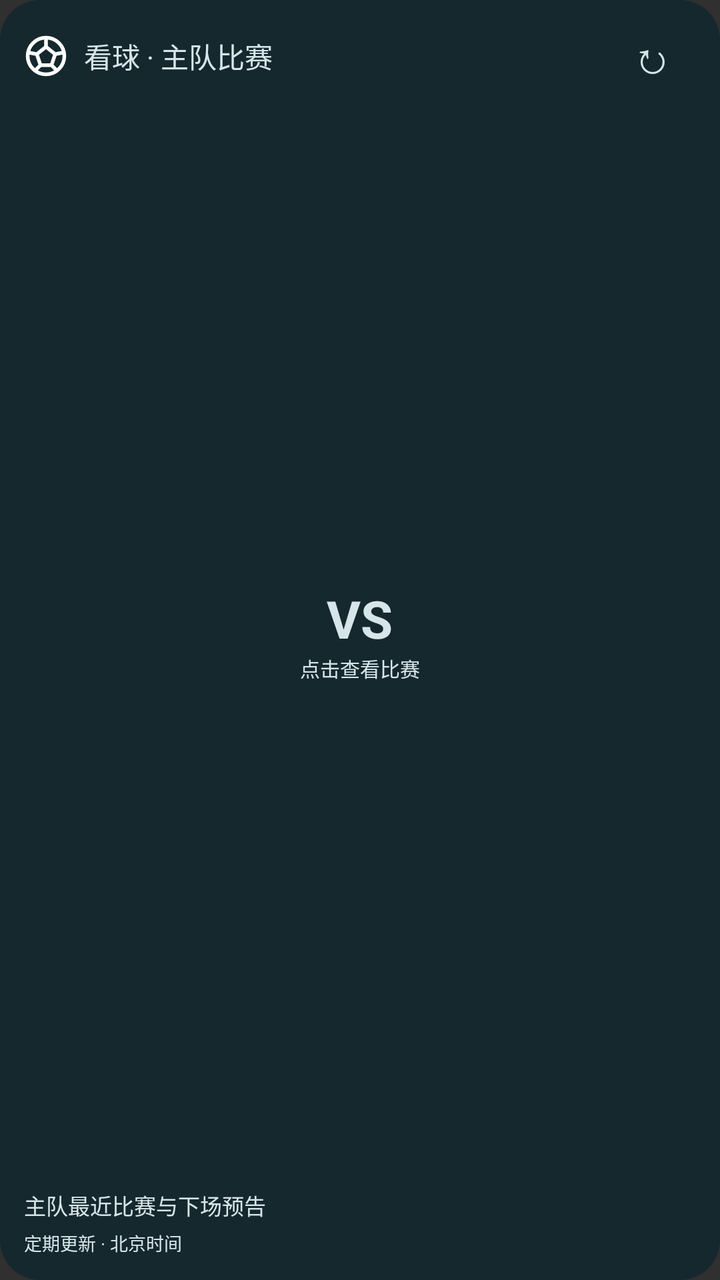
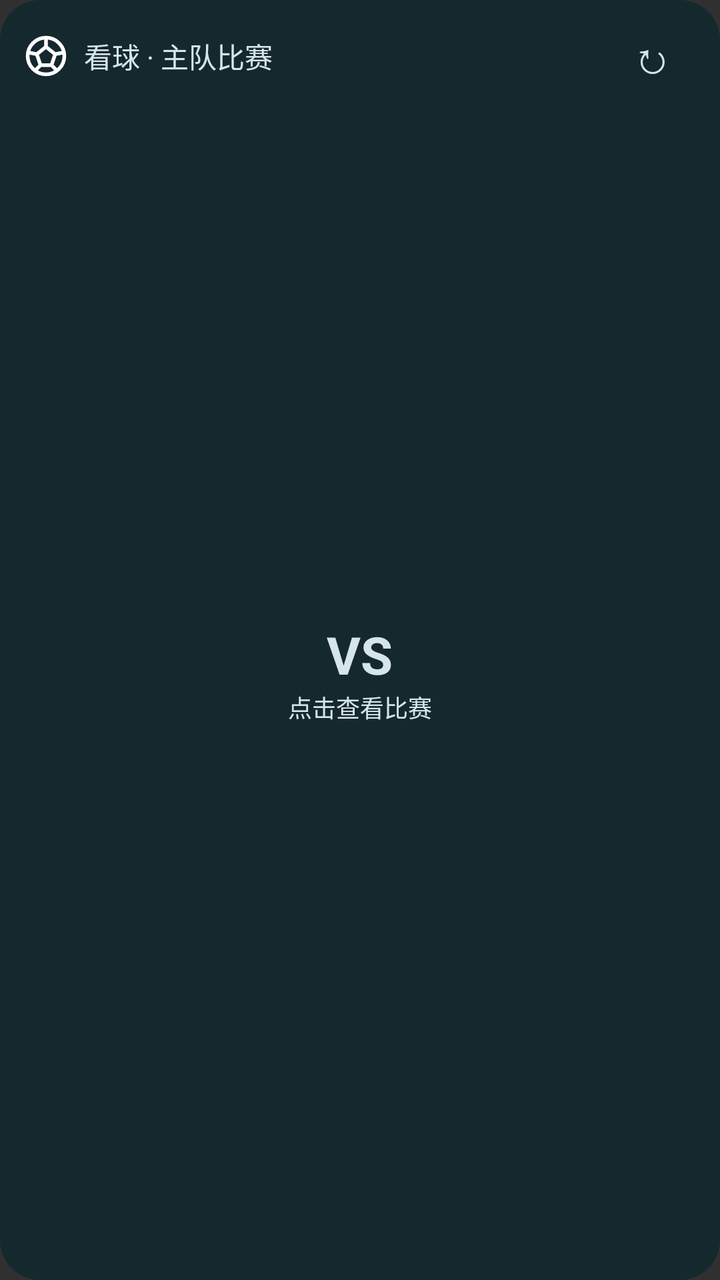

Compare the two renders of this Android layout. The source of the first and the diff that turns it into the second are given below.
<!-- AndroidManifest.xml: application theme android:Theme.Material.NoActionBar -->
<!-- res/layout/match_widget.xml -->
<LinearLayout xmlns:android="http://schemas.android.com/apk/res/android" android:id="@+id/widget_root" android:layout_width="match_parent" android:layout_height="match_parent" android:orientation="vertical" android:padding="12dp" android:background="@drawable/widget_dark">
 <LinearLayout android:layout_width="match_parent" android:layout_height="32dp" android:gravity="center_vertical"><ImageView android:id="@+id/widget_badge" android:layout_width="22dp" android:layout_height="22dp" android:scaleType="fitCenter" android:src="@drawable/notification_ball" android:contentDescription="主队队徽"/><TextView android:id="@+id/widget_title" android:layout_width="wrap_content" android:layout_height="wrap_content" android:textSize="14sp" android:textColor="#D6E5E9" android:maxLines="1" android:ellipsize="end" android:layout_weight="1" android:layout_marginStart="8dp" android:text="看球 · 主队比赛"/><TextView android:id="@+id/widget_refresh" android:layout_width="wrap_content" android:layout_height="wrap_content" android:textSize="22sp" android:textColor="#D6E5E9" android:maxLines="1" android:ellipsize="end" android:text="↻" android:gravity="center" android:minWidth="44dp" android:minHeight="32dp" android:contentDescription="刷新小组件"/></LinearLayout>
 <LinearLayout android:layout_width="match_parent" android:layout_height="0dp" android:layout_weight="1" android:gravity="center_vertical">
 <LinearLayout android:layout_width="0dp" android:layout_weight="1" android:layout_height="wrap_content" android:orientation="vertical" android:gravity="center"><ImageView android:id="@+id/widget_home_logo" android:layout_width="28dp" android:layout_height="28dp" android:scaleType="fitCenter" android:contentDescription="主队队徽"/><TextView android:id="@+id/widget_home" android:layout_width="wrap_content" android:layout_height="wrap_content" android:textSize="12sp" android:textColor="#D6E5E9" android:maxLines="1" android:ellipsize="end" android:layout_marginTop="3dp"/></LinearLayout><LinearLayout android:layout_width="0dp" android:layout_weight="1.2" android:layout_height="wrap_content" android:orientation="vertical" android:gravity="center"><TextView android:id="@+id/widget_score" android:layout_width="wrap_content" android:layout_height="wrap_content" android:textSize="26sp" android:textColor="#D6E5E9" android:maxLines="1" android:ellipsize="end" android:text="VS" android:textStyle="bold"/><TextView android:id="@+id/widget_status" android:layout_width="wrap_content" android:layout_height="wrap_content" android:textSize="10sp" android:textColor="#D6E5E9" android:maxLines="1" android:ellipsize="end" android:text="点击查看比赛"/></LinearLayout><LinearLayout android:layout_width="0dp" android:layout_weight="1" android:layout_height="wrap_content" android:orientation="vertical" android:gravity="center"><ImageView android:id="@+id/widget_away_logo" android:layout_width="28dp" android:layout_height="28dp" android:scaleType="fitCenter" android:contentDescription="客队队徽"/><TextView android:id="@+id/widget_away" android:layout_width="wrap_content" android:layout_height="wrap_content" android:textSize="12sp" android:textColor="#D6E5E9" android:maxLines="1" android:ellipsize="end" android:layout_marginTop="3dp"/></LinearLayout>
 </LinearLayout><TextView android:id="@+id/widget_next" android:layout_width="wrap_content" android:layout_height="wrap_content" android:textSize="11sp" android:textColor="#D6E5E9" android:maxLines="1" android:ellipsize="end" android:layout_marginTop="5dp" android:text="主队最近比赛与下场预告"/><TextView android:id="@+id/widget_updated" android:layout_width="wrap_content" android:layout_height="wrap_content" android:textSize="9sp" android:textColor="#D6E5E9" android:maxLines="1" android:ellipsize="end" android:layout_marginTop="4dp" android:text="定期更新 · 北京时间"/>
</LinearLayout>
<!-- resources referenced by this layout -->
<resources>
  <!-- drawable notification_ball (drawable) -->
  <vector xmlns:android="http://schemas.android.com/apk/res/android" android:width="24dp" android:height="24dp" android:viewportWidth="24" android:viewportHeight="24"><path android:strokeColor="#FFFFFFFF" android:strokeWidth="2" android:fillColor="#00000000" android:pathData="M12,2 A10,10 0,1 0,12 22 A10,10 0,1 0,12 2 M12,7 L17,11 L15,17 L9,17 L7,11 Z M12,2 L12,7 M22,10 L17,11 M18,20 L15,17 M6,20 L9,17 M2,10 L7,11"/></vector>
  <!-- drawable widget_dark (drawable) -->
  <shape xmlns:android="http://schemas.android.com/apk/res/android"><solid android:color="#15282D"/><corners android:radius="20dp"/></shape>
</resources>

<!-- the commit's change to res/layout/match_widget.xml (unified diff, before → after) -->
@@ -1,6 +1,6 @@
 <LinearLayout xmlns:android="http://schemas.android.com/apk/res/android" android:id="@+id/widget_root" android:layout_width="match_parent" android:layout_height="match_parent" android:orientation="vertical" android:padding="12dp" android:background="@drawable/widget_dark">
  <LinearLayout android:layout_width="match_parent" android:layout_height="32dp" android:gravity="center_vertical"><ImageView android:id="@+id/widget_badge" android:layout_width="22dp" android:layout_height="22dp" android:scaleType="fitCenter" android:src="@drawable/notification_ball" android:contentDescription="主队队徽"/><TextView android:id="@+id/widget_title" android:layout_width="wrap_content" android:layout_height="wrap_content" android:textSize="14sp" android:textColor="#D6E5E9" android:maxLines="1" android:ellipsize="end" android:layout_weight="1" android:layout_marginStart="8dp" android:text="看球 · 主队比赛"/><TextView android:id="@+id/widget_refresh" android:layout_width="wrap_content" android:layout_height="wrap_content" android:textSize="22sp" android:textColor="#D6E5E9" android:maxLines="1" android:ellipsize="end" android:text="↻" android:gravity="center" android:minWidth="44dp" android:minHeight="32dp" android:contentDescription="刷新小组件"/></LinearLayout>
  <LinearLayout android:layout_width="match_parent" android:layout_height="0dp" android:layout_weight="1" android:gravity="center_vertical">
- <LinearLayout android:layout_width="0dp" android:layout_weight="1" android:layout_height="wrap_content" android:orientation="vertical" android:gravity="center"><ImageView android:id="@+id/widget_home_logo" android:layout_width="28dp" android:layout_height="28dp" android:scaleType="fitCenter" android:contentDescription="主队队徽"/><TextView android:id="@+id/widget_home" android:layout_width="wrap_content" android:layout_height="wrap_content" android:textSize="12sp" android:textColor="#D6E5E9" android:maxLines="1" android:ellipsize="end" android:layout_marginTop="3dp"/></LinearLayout><LinearLayout android:layout_width="0dp" android:layout_weight="1.2" android:layout_height="wrap_content" android:orientation="vertical" android:gravity="center"><TextView android:id="@+id/widget_score" android:layout_width="wrap_content" android:layout_height="wrap_content" android:textSize="26sp" android:textColor="#D6E5E9" android:maxLines="1" android:ellipsize="end" android:text="VS" android:textStyle="bold"/><TextView android:id="@+id/widget_status" android:layout_width="wrap_content" android:layout_height="wrap_content" android:textSize="10sp" android:textColor="#D6E5E9" android:maxLines="1" android:ellipsize="end" android:text="点击查看比赛"/></LinearLayout><LinearLayout android:layout_width="0dp" android:layout_weight="1" android:layout_height="wrap_content" android:orientation="vertical" android:gravity="center"><ImageView android:id="@+id/widget_away_logo" android:layout_width="28dp" android:layout_height="28dp" android:scaleType="fitCenter" android:contentDescription="客队队徽"/><TextView android:id="@+id/widget_away" android:layout_width="wrap_content" android:layout_height="wrap_content" android:textSize="12sp" android:textColor="#D6E5E9" android:maxLines="1" android:ellipsize="end" android:layout_marginTop="3dp"/></LinearLayout>
- </LinearLayout><TextView android:id="@+id/widget_next" android:layout_width="wrap_content" android:layout_height="wrap_content" android:textSize="11sp" android:textColor="#D6E5E9" android:maxLines="1" android:ellipsize="end" android:layout_marginTop="5dp" android:text="主队最近比赛与下场预告"/><TextView android:id="@+id/widget_updated" android:layout_width="wrap_content" android:layout_height="wrap_content" android:textSize="9sp" android:textColor="#D6E5E9" android:maxLines="1" android:ellipsize="end" android:layout_marginTop="4dp" android:text="定期更新 · 北京时间"/>
+ <LinearLayout android:layout_width="0dp" android:layout_weight="1" android:layout_height="wrap_content" android:orientation="vertical" android:gravity="center"><ImageView android:id="@+id/widget_home_logo" android:layout_width="28dp" android:layout_height="28dp" android:scaleType="fitCenter" android:contentDescription="主队队徽"/><TextView android:id="@+id/widget_home" android:layout_width="wrap_content" android:layout_height="wrap_content" android:textSize="12sp" android:textColor="#D6E5E9" android:maxLines="1" android:ellipsize="end" android:layout_marginTop="3dp"/></LinearLayout><LinearLayout android:layout_width="0dp" android:layout_weight="1.2" android:layout_height="wrap_content" android:orientation="vertical" android:gravity="center"><TextView android:id="@+id/widget_score" android:layout_width="wrap_content" android:layout_height="wrap_content" android:textSize="26sp" android:textColor="#D6E5E9" android:maxLines="1" android:ellipsize="end" android:text="VS" android:textStyle="bold"/><TextView android:id="@+id/widget_status" android:layout_width="wrap_content" android:layout_height="wrap_content" android:textSize="12sp" android:textColor="#D6E5E9" android:maxLines="1" android:ellipsize="end" android:text="点击查看比赛"/></LinearLayout><LinearLayout android:layout_width="0dp" android:layout_weight="1" android:layout_height="wrap_content" android:orientation="vertical" android:gravity="center"><ImageView android:id="@+id/widget_away_logo" android:layout_width="28dp" android:layout_height="28dp" android:scaleType="fitCenter" android:contentDescription="客队队徽"/><TextView android:id="@+id/widget_away" android:layout_width="wrap_content" android:layout_height="wrap_content" android:textSize="12sp" android:textColor="#D6E5E9" android:maxLines="1" android:ellipsize="end" android:layout_marginTop="3dp"/></LinearLayout>
+ </LinearLayout>
 </LinearLayout>
